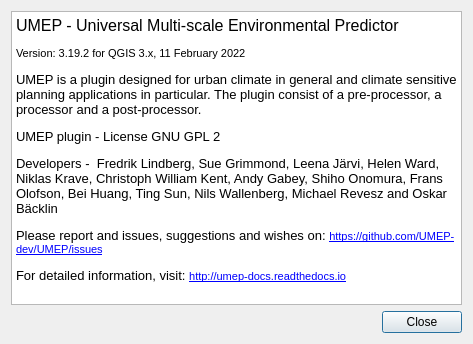
Above: UMEP_about.ui from UMEP-dev/UMEP before the change. Below: the same form after it.
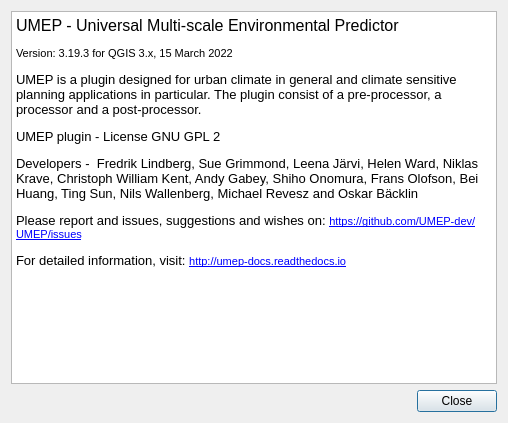
That is the form after the change.

Diff of the .ui file:
```diff
--- a/UMEP_about.ui
+++ b/UMEP_about.ui
@@ -6,8 +6,8 @@
    <rect>
     <x>0</x>
     <y>0</y>
-    <width>473</width>
-    <height>344</height>
+    <width>508</width>
+    <height>423</height>
    </rect>
   </property>
   <property name="windowTitle">
@@ -31,7 +31,7 @@
 p, li { white-space: pre-wrap; }
 &lt;/style&gt;&lt;/head&gt;&lt;body style=&quot; font-family:'MS Shell Dlg 2'; font-size:7.8pt; font-weight:400; font-style:normal;&quot;&gt;
 &lt;p style=&quot; margin-top:0px; margin-bottom:0px; margin-left:0px; margin-right:0px; -qt-block-indent:0; text-indent:0px;&quot;&gt;&lt;span style=&quot; font-size:12pt;&quot;&gt;UMEP - Universal Multi-scale Environmental Predictor &lt;/span&gt;&lt;/p&gt;
-&lt;p style=&quot; margin-top:12px; margin-bottom:12px; margin-left:0px; margin-right:0px; -qt-block-indent:0; text-indent:0px;&quot;&gt;&lt;span style=&quot; font-size:8pt;&quot;&gt;Version: 3.19.2 for QGIS 3.x, 11 February 2022&lt;/span&gt;&lt;/p&gt;
+&lt;p style=&quot; margin-top:12px; margin-bottom:12px; margin-left:0px; margin-right:0px; -qt-block-indent:0; text-indent:0px;&quot;&gt;&lt;span style=&quot; font-size:8pt;&quot;&gt;Version: 3.19.3 for QGIS 3.x, 15 March 2022&lt;/span&gt;&lt;/p&gt;
 &lt;p style=&quot; margin-top:12px; margin-bottom:12px; margin-left:0px; margin-right:0px; -qt-block-indent:0; text-indent:0px;&quot;&gt;&lt;span style=&quot; font-size:10pt;&quot;&gt;UMEP is a plugin designed for urban climate in general and climate sensitive planning applications in particular. The plugin consist of a pre-processor, a processor and a post-processor.&lt;/span&gt;&lt;/p&gt;
 &lt;p style=&quot; margin-top:12px; margin-bottom:12px; margin-left:0px; margin-right:0px; -qt-block-indent:0; text-indent:0px;&quot;&gt;&lt;span style=&quot; font-size:10pt;&quot;&gt;UMEP plugin - License GNU GPL 2&lt;/span&gt;&lt;/p&gt;
 &lt;p style=&quot; margin-top:12px; margin-bottom:12px; margin-left:0px; margin-right:0px; -qt-block-indent:0; text-indent:0px;&quot;&gt;&lt;span style=&quot; font-size:10pt;&quot;&gt;Developers -  Fredrik Lindberg, Sue Grimmond, Leena Järvi, Helen Ward, Niklas Krave, Christoph William Kent, Andy Gabey, Shiho Onomura, Frans Olofson, Bei Huang, Ting Sun, Nils Wallenberg, Michael Revesz and Oskar Bäcklin&lt;/span&gt;&lt;/p&gt;
```
